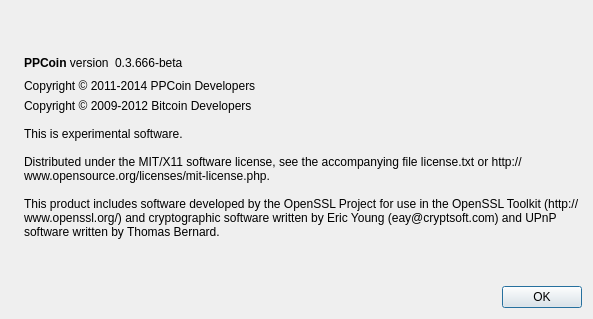
First picture: the form in src/qt/forms/aboutdialog.ui, repository peercoin/peercoin, before the edit.
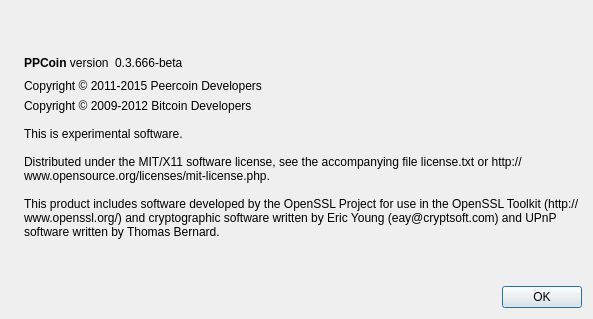
Second picture: the form after the edit. Icons and pictures are not drawn.

Commit message: Peercoin: Update client version to 0.5.0 (release candidate 1)           Update COPYING and About dialog

Patch:
```diff
--- a/src/qt/forms/aboutdialog.ui
+++ b/src/qt/forms/aboutdialog.ui
@@ -88,7 +88,7 @@
      <item>
       <widget class="QLabel" name="label_ppcoin_copyright">
        <property name="text">
-        <string>Copyright © 2011-2014 PPCoin Developers</string>
+        <string>Copyright © 2011-2015 Peercoin Developers</string>
        </property>
        <property name="wordWrap">
         <bool>true</bool>
```
The commit also changes 5 other files.
